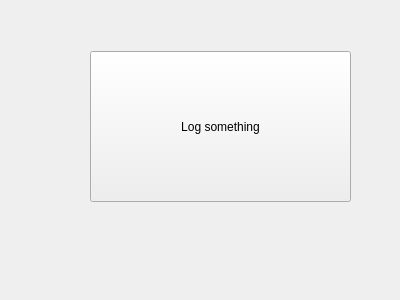
First picture: the form in loginwidget.ui, repository cjwhome/go3treksQt, before the edit.
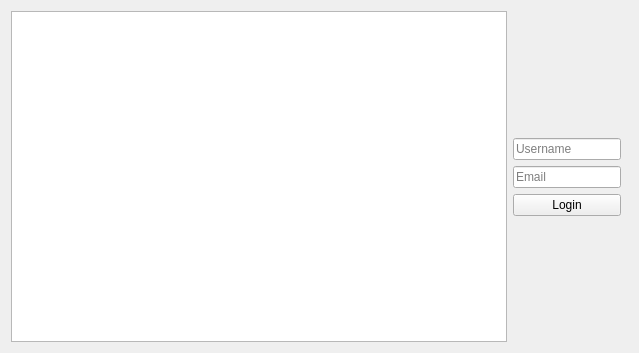
Second picture: the form after the edit.

Commit message: Basic layouts implemented

The edit to the form file:
```diff
--- a/loginwidget.ui
+++ b/loginwidget.ui
@@ -6,26 +6,72 @@
    <rect>
     <x>0</x>
     <y>0</y>
-    <width>400</width>
-    <height>300</height>
+    <width>639</width>
+    <height>353</height>
    </rect>
   </property>
   <property name="windowTitle">
    <string>Form</string>
   </property>
-  <widget class="QPushButton" name="pushButton">
-   <property name="geometry">
-    <rect>
-     <x>90</x>
-     <y>51</y>
-     <width>261</width>
-     <height>151</height>
-    </rect>
-   </property>
-   <property name="text">
-    <string>Log something</string>
-   </property>
-  </widget>
+  <layout class="QHBoxLayout" name="horizontalLayout_2" stretch="1,0">
+   <item>
+    <widget class="QGraphicsView" name="imageHolder"/>
+   </item>
+   <item>
+    <layout class="QGridLayout" name="gridLayout">
+     <property name="rightMargin">
+      <number>7</number>
+     </property>
+     <item row="4" column="0">
+      <spacer name="verticalSpacer">
+       <property name="orientation">
+        <enum>Qt::Vertical</enum>
+       </property>
+       <property name="sizeHint" stdset="0">
+        <size>
+         <width>20</width>
+         <height>40</height>
+        </size>
+       </property>
+      </spacer>
+     </item>
+     <item row="1" column="0">
+      <widget class="QLineEdit" name="usernameBox">
+       <property name="placeholderText">
+        <string>Username</string>
+       </property>
+      </widget>
+     </item>
+     <item row="2" column="0">
+      <widget class="QLineEdit" name="passwordBox">
+       <property name="placeholderText">
+        <string>Email</string>
+       </property>
+      </widget>
+     </item>
+     <item row="3" column="0">
+      <widget class="QPushButton" name="checkLoginButton">
+       <property name="text">
+        <string>Login</string>
+       </property>
+      </widget>
+     </item>
+     <item row="0" column="0">
+      <spacer name="verticalSpacer_2">
+       <property name="orientation">
+        <enum>Qt::Vertical</enum>
+       </property>
+       <property name="sizeHint" stdset="0">
+        <size>
+         <width>20</width>
+         <height>40</height>
+        </size>
+       </property>
+      </spacer>
+     </item>
+    </layout>
+   </item>
+  </layout>
  </widget>
  <resources/>
  <connections/>
```
The commit also changes 4 other files.
